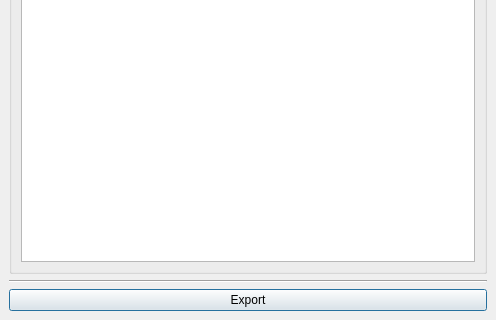
First picture: the form in Vectors/Vectors_dialog_base.ui, repository nagyistge/DGConnect, before the edit; both pictures show x 0 to 496 and y 638 to 958 of the 496 by 958 pixel window.
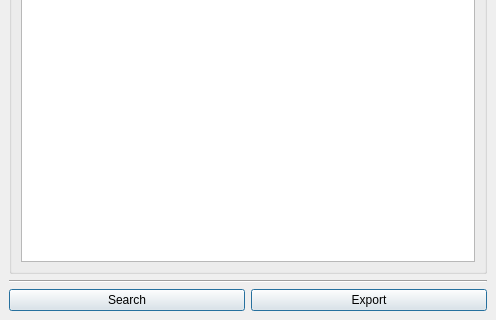
Second picture: the form after the edit.

Diff of the .ui file:
```diff
--- a/Vectors/Vectors_dialog_base.ui
+++ b/Vectors/Vectors_dialog_base.ui
@@ -160,6 +160,16 @@
       </item>
       <item>
        <layout class="QHBoxLayout" name="button_layout">
+        <item>
+         <widget class="QPushButton" name="search_button">
+          <property name="text">
+           <string>Search</string>
+          </property>
+          <property name="default">
+           <bool>true</bool>
+          </property>
+         </widget>
+        </item>
         <item>
          <widget class="QPushButton" name="export_button">
           <property name="text">
```
